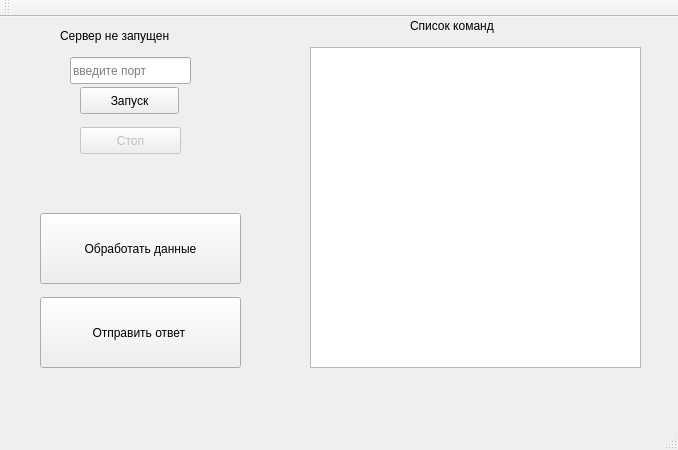
Before: the Qt Designer form mainwindow.ui in vladyan18/MagaGame_server, drawn with Qt 5.
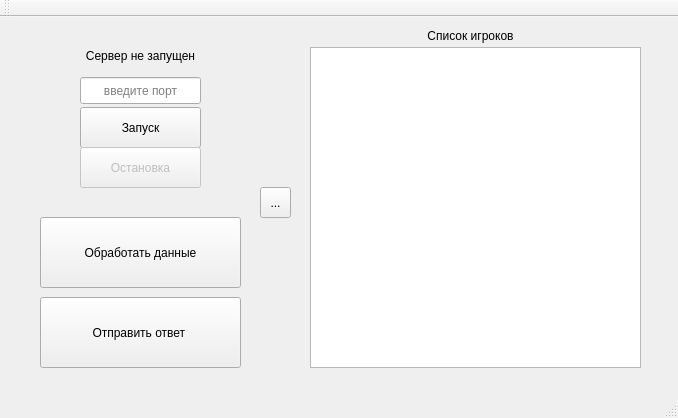
After: the same form once the commit is applied. Icons and pictures are not drawn.

Diff of the .ui file:
```diff
--- a/mainwindow.ui
+++ b/mainwindow.ui
@@ -7,9 +7,21 @@
     <x>0</x>
     <y>0</y>
     <width>678</width>
-    <height>450</height>
+    <height>418</height>
    </rect>
   </property>
+  <property name="minimumSize">
+   <size>
+    <width>678</width>
+    <height>418</height>
+   </size>
+  </property>
+  <property name="maximumSize">
+   <size>
+    <width>678</width>
+    <height>418</height>
+   </size>
+  </property>
   <property name="windowTitle">
    <string>Передатчик MagaGame v1.1</string>
   </property>
@@ -18,9 +30,9 @@
     <property name="geometry">
      <rect>
       <x>80</x>
-      <y>70</y>
-      <width>99</width>
-      <height>27</height>
+      <y>90</y>
+      <width>121</width>
+      <height>41</height>
      </rect>
     </property>
     <property name="text">
@@ -31,14 +43,17 @@
     <property name="geometry">
      <rect>
       <x>60</x>
-      <y>10</y>
-      <width>151</width>
+      <y>30</y>
+      <width>161</width>
       <height>17</height>
      </rect>
     </property>
     <property name="text">
      <string>Cервер не запущен</string>
     </property>
+    <property name="alignment">
+     <set>Qt::AlignCenter</set>
+    </property>
    </widget>
    <widget class="QPushButton" name="pushButton_2">
     <property name="enabled">
@@ -47,13 +62,13 @@
     <property name="geometry">
      <rect>
       <x>80</x>
-      <y>110</y>
-      <width>101</width>
-      <height>27</height>
+      <y>130</y>
+      <width>121</width>
+      <height>41</height>
      </rect>
     </property>
     <property name="text">
-     <string>Стоп</string>
+     <string>Остановка</string>
     </property>
    </widget>
    <widget class="QListWidget" name="listWidget">
@@ -70,13 +85,16 @@
     <property name="geometry">
      <rect>
       <x>410</x>
-      <y>0</y>
+      <y>10</y>
       <width>121</width>
       <height>17</height>
      </rect>
     </property>
     <property name="text">
-     <string>Список команд</string>
+     <string>Список игроков</string>
+    </property>
+    <property name="alignment">
+     <set>Qt::AlignCenter</set>
     </property>
    </widget>
    <widget class="QPushButton" name="pushButton_3">
@@ -95,12 +113,15 @@
    <widget class="QLineEdit" name="lineEdit">
     <property name="geometry">
      <rect>
-      <x>70</x>
-      <y>40</y>
+      <x>80</x>
+      <y>60</y>
       <width>121</width>
       <height>27</height>
      </rect>
     </property>
+    <property name="alignment">
+     <set>Qt::AlignCenter</set>
+    </property>
     <property name="placeholderText">
      <string>введите порт</string>
     </property>
@@ -109,7 +130,7 @@
     <property name="geometry">
      <rect>
       <x>40</x>
-      <y>196</y>
+      <y>200</y>
       <width>201</width>
       <height>71</height>
      </rect>
@@ -118,6 +139,35 @@
      <string>Обработать данные</string>
     </property>
    </widget>
+   <widget class="QPushButton" name="pushButton_5">
+    <property name="geometry">
+     <rect>
+      <x>10</x>
+      <y>10</y>
+      <width>16</width>
+      <height>16</height>
+     </rect>
+    </property>
+    <property name="text">
+     <string/>
+    </property>
+    <property name="flat">
+     <bool>true</bool>
+    </property>
+   </widget>
+   <widget class="QToolButton" name="toolButton">
+    <property name="geometry">
+     <rect>
+      <x>260</x>
+      <y>170</y>
+      <width>31</width>
+      <height>31</height>
+     </rect>
+    </property>
+    <property name="text">
+     <string>...</string>
+    </property>
+   </widget>
   </widget>
   <widget class="QMenuBar" name="menuBar">
    <property name="geometry">
```
Left out of the diff: 18 changed lines with no effect on the pictures.
